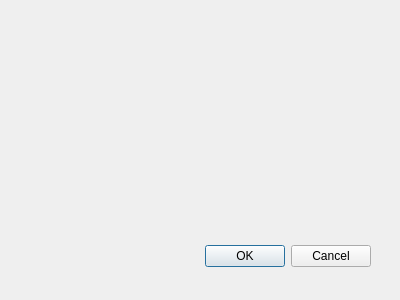
Qt form ProgettoSanitario/strutturadialog.ui (ilmoro90/progettosanitario) before a commit.
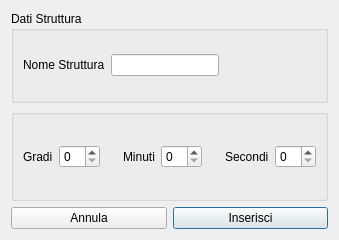
The same form after that commit.

Diff of the .ui file:
```diff
--- a/ProgettoSanitario/strutturadialog.ui
+++ b/ProgettoSanitario/strutturadialog.ui
@@ -6,29 +6,126 @@
    <rect>
     <x>0</x>
     <y>0</y>
-    <width>400</width>
-    <height>300</height>
+    <width>339</width>
+    <height>240</height>
    </rect>
   </property>
   <property name="windowTitle">
    <string>Dialog</string>
   </property>
-  <widget class="QDialogButtonBox" name="buttonBox">
-   <property name="geometry">
-    <rect>
-     <x>30</x>
-     <y>240</y>
-     <width>341</width>
-     <height>32</height>
-    </rect>
-   </property>
-   <property name="orientation">
-    <enum>Qt::Horizontal</enum>
-   </property>
-   <property name="standardButtons">
-    <set>QDialogButtonBox::Cancel|QDialogButtonBox::Ok</set>
-   </property>
-  </widget>
+  <layout class="QGridLayout" name="gridLayout">
+   <item row="2" column="1">
+    <widget class="QPushButton" name="pushButtonInserisci">
+     <property name="text">
+      <string>Inserisci</string>
+     </property>
+    </widget>
+   </item>
+   <item row="2" column="0">
+    <widget class="QPushButton" name="pushButtonAnnulla">
+     <property name="text">
+      <string>Annula</string>
+     </property>
+    </widget>
+   </item>
+   <item row="1" column="0" colspan="2">
+    <widget class="QGroupBox" name="groupBox_2">
+     <property name="title">
+      <string/>
+     </property>
+     <layout class="QGridLayout" name="gridLayout_3">
+      <item row="0" column="3">
+       <widget class="QLabel" name="label_3">
+        <property name="text">
+         <string>Minuti</string>
+        </property>
+       </widget>
+      </item>
+      <item row="0" column="1">
+       <widget class="QSpinBox" name="spinBoxGradi"/>
+      </item>
+      <item row="0" column="4">
+       <widget class="QSpinBox" name="spinBoxMinuti"/>
+      </item>
+      <item row="0" column="7">
+       <widget class="QSpinBox" name="spinBox_3"/>
+      </item>
+      <item row="0" column="6">
+       <widget class="QLabel" name="label_4">
+        <property name="text">
+         <string>Secondi</string>
+        </property>
+       </widget>
+      </item>
+      <item row="0" column="2">
+       <spacer name="horizontalSpacer">
+        <property name="orientation">
+         <enum>Qt::Horizontal</enum>
+        </property>
+        <property name="sizeHint" stdset="0">
+         <size>
+          <width>40</width>
+          <height>20</height>
+         </size>
+        </property>
+       </spacer>
+      </item>
+      <item row="0" column="0">
+       <widget class="QLabel" name="label_2">
+        <property name="text">
+         <string>Gradi</string>
+        </property>
+       </widget>
+      </item>
+      <item row="0" column="5">
+       <spacer name="horizontalSpacer_2">
+        <property name="orientation">
+         <enum>Qt::Horizontal</enum>
+        </property>
+        <property name="sizeHint" stdset="0">
+         <size>
+          <width>40</width>
+          <height>20</height>
+         </size>
+        </property>
+       </spacer>
+      </item>
+     </layout>
+    </widget>
+   </item>
+   <item row="0" column="0" colspan="2">
+    <widget class="QGroupBox" name="groupBox">
+     <property name="title">
+      <string>Dati Struttura</string>
+     </property>
+     <layout class="QGridLayout" name="gridLayout_2">
+      <item row="0" column="0">
+       <widget class="QLabel" name="label">
+        <property name="text">
+         <string>Nome Struttura</string>
+        </property>
+       </widget>
+      </item>
+      <item row="0" column="1">
+       <widget class="QLineEdit" name="lineEditNomeStruttura"/>
+      </item>
+      <item row="0" column="2">
+       <spacer name="horizontalSpacer_3">
+        <property name="orientation">
+         <enum>Qt::Horizontal</enum>
+        </property>
+        <property name="sizeHint" stdset="0">
+         <size>
+          <width>40</width>
+          <height>20</height>
+         </size>
+        </property>
+       </spacer>
+      </item>
+     </layout>
+    </widget>
+   </item>
+  </layout>
  </widget>
  <resources/>
  <connections>
```
Left out of the diff: 35 changed lines with no effect on the pictures.
